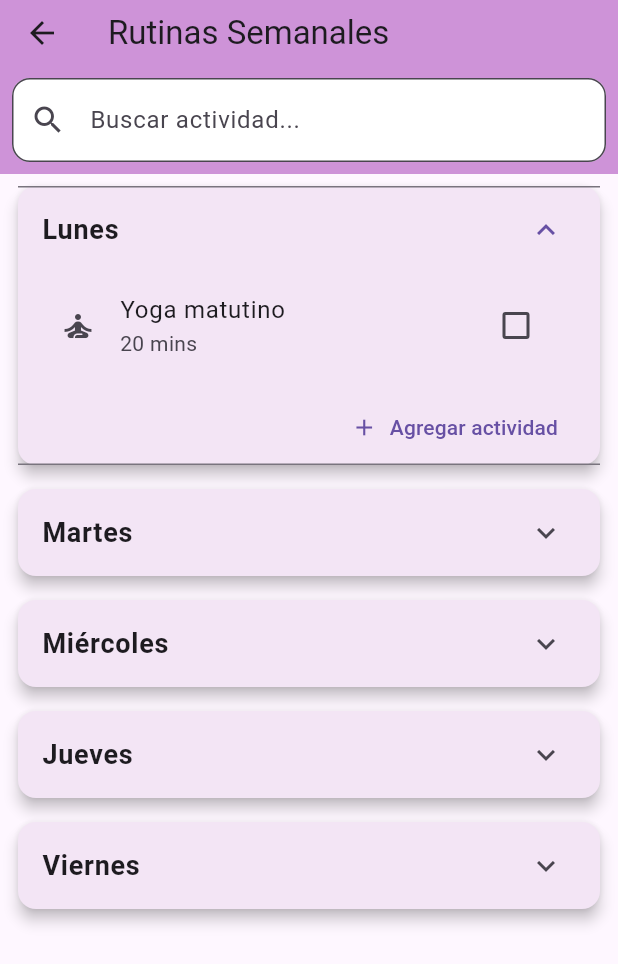
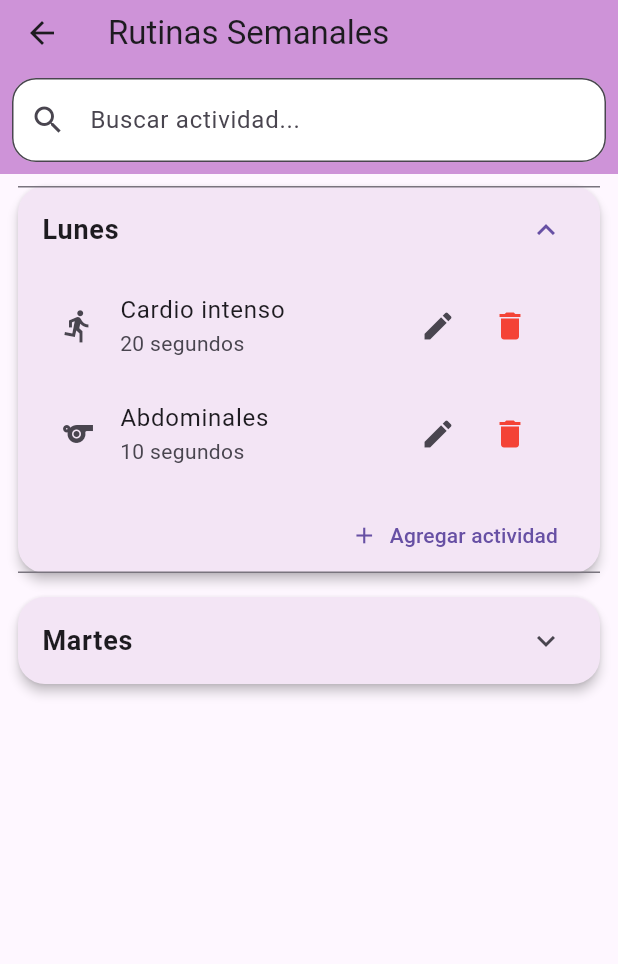
Before and after one commit to AraMirta/FitControl, a Flutter app: the WorkoutsScreen screen opened by its route, after a tap on "Lunes", on a phone screen of 412 x 824 dp. Shown: the top 964 px of the screen. Run offline on Flutter 3.47's test engine with Material 3 defaults, Android fonts, the light colour scheme and no system bars; our stand-ins replace fl_chart, shared_preferences, table_calendar; accounts and stored records are empty.

Commit message:
Refactorizar modelos y pantallas para mejorar la gestión de rutinas y actividades de entrenamiento y recetas

```diff
--- a/lib/models/local_data.dart
+++ b/lib/models/local_data.dart
@@ -1,78 +1,64 @@
-class Recipe {
-  final String name;
-  final String ingredients;
-  final String day; // Ej: "Lunes"
+class Workout {
+  String name;
+  int duration; // minutos
 
-  Recipe({required this.name, required this.ingredients, required this.day});
-}
-
-class Workout {
-  final String name;
-  final String duration;
-  final String day;
-  bool completed;
-
-
-  Workout({required this.name,
-          required this.duration,
-          required this.day,
-          this.completed = false});
+  Workout({required this.name, required this.duration});
 }
 
 class DayRoutine {
-  final String day; // "Lunes", "Martes", ...
+  String day;
   List<Workout> activities;
 
-
-  DayRoutine({required this.day, List<Workout>? activities})
-      : activities = activities ?? [];
+  DayRoutine({
+    required this.day,
+    required this.activities,
+  });
 }
 
+class Recipe {
+  String name;
+  String day;
+  String ingredients;
 
-List<DayRoutine> dayRoutinesFromWorkouts(List<Workout> workoutsList) {
-  final Map<String, List<Workout>> map = {};
-  for (final w in workoutsList) {
-    map.putIfAbsent(w.day, () => []).add(w);
-  }
-  final result = <DayRoutine>[];
-  // Si querés un orden fijo:
-  final order = ['Lunes','Martes','Miércoles','Jueves','Viernes','Sábado','Domingo'];
-  for (final d in order) {
-    final acts = map[d] ?? [];
-    if (acts.isNotEmpty) result.add(DayRoutine(day: d, activities: acts));
-  }
-  // Agregar días que no estén en el order
-  for (final entry in map.entries) {
-    if (!order.contains(entry.key)) result.add(DayRoutine(day: entry.key, activities: entry.value));
-  }
-  return result;
+  Recipe({
+    required this.name,
+    required this.day,
+    required this.ingredients,
+  });
 }
+// Lista de actividades para seleccionar
+final List<String> availableWorkouts = [
+  "Cardio ligero",
+  "Cardio intenso",
+  "Fuerza tren superior",
+  "Fuerza tren inferior",
+  "HIIT",
+  "Funcional",
+  "Abdominales",
+  "Yoga",
+  "Estiramientos"
+];
+
+// Duraciones disponibles
+final List<int> availableDurations = [5, 10, 15, 20, 25, 30];
+
+// Rutinas de ejemplo
+final List<DayRoutine> sampleDayRoutines = [
+  DayRoutine(day: "Lunes", activities: [
+    Workout(name: "Cardio intenso", duration: 20),
+    Workout(name: "Abdominales", duration: 10),
+  ]),
+  DayRoutine(day: "Martes", activities: [
+    Workout(name: "Fuerza tren inferior", duration: 25),
+  ]),
+];
 
 
-final List<DayRoutine> sampleDayRoutines = dayRoutinesFromWorkouts(workouts);
-
-
-class User {
-  final String name;
-  final double weight;
-  final String goal; // "habitos", "ejercicio", "peso"
-
-  User({required this.name, required this.weight, required this.goal});
-}
-
-// Datos de ejemplo: recetas
-final List<Recipe> recipes = [
+//datos ejemplos de recetas.
+final List<Recipe> sampleRecipes = [
   Recipe(name: "Ensalada de quinoa", ingredients: "Quinoa, espinaca, tomate, aguacate", day: "Lunes"),
   Recipe(name: "Smoothie verde", ingredients: "Espinaca, plátano, leche de almendras", day: "Martes"),
   Recipe(name: "Bowl de avena", ingredients: "Avena, leche, frutos rojos, miel", day: "Miércoles"),
   Recipe(name: "Pollo al horno", ingredients: "Pechuga de pollo, limón, romero, papas", day: "Jueves"),
   Recipe(name: "Sopa de lentejas", ingredients: "Lentejas, zanahoria, cebolla, ajo", day: "Viernes"),
 ];
-// Datos de ejemplo: entrenamientos
-final List<Workout> workouts = [
-  Workout(name: "Yoga matutino", duration: "20 mins", day: "Lunes"),
-  Workout(name: "Cardio intenso", duration: "30 mins", day: "Martes"),
-  Workout(name: "Pesas y resistencia", duration: "45 mins", day: "Miércoles"),
-  Workout(name: "Pilates", duration: "30 mins", day: "Jueves"),
-  Workout(name: "Estiramientos", duration: "15 mins", day: "Viernes"),
-];
--- a/lib/screens/recipes_screen.dart
+++ b/lib/screens/recipes_screen.dart
@@ -10,9 +10,9 @@
       backgroundColor: const Color(0xFFF3E5F5), // Lavanda
       appBar: AppBar(title: const Text("Recetas Saludables"), backgroundColor: Colors.deepPurple, ),
       body: ListView.builder(
-        itemCount: recipes.length,
+        itemCount: sampleRecipes.length,
         itemBuilder: (ctx, index) {
-          final recipe = recipes[index];
+          final recipe = sampleRecipes[index];
 
            return Card(
             elevation: 4,
--- a/lib/screens/workouts_screen.dart
+++ b/lib/screens/workouts_screen.dart
@@ -3,10 +3,8 @@
 import '../models/local_data.dart';
 import '../services/data_service.dart';
 
-
 class WorkoutsScreen extends StatefulWidget {
   const WorkoutsScreen({Key? key}) : super(key: key);
-
 
   @override
   State<WorkoutsScreen> createState() => _WorkoutsScreenState();
@@ -17,6 +15,22 @@
   TextEditingController searchCtrl = TextEditingController();
   List<DayRoutine> filteredRoutines = [];
 
+  // Lista fija de ejercicios predefinidos
+  final List<String> availableExercises = [
+    "Sentadillas",
+    "Abdominales",
+    "Burpees",
+    "Plancha",
+    "Zancadas",
+    "Flexiones",
+    "Mountain Climbers",
+    "Salto de cuerda",
+    "HIIT",
+    "Funcional",
+  ];
+
+  // Duración fija
+  final List<int> availableDurations = [30, 45, 60, 90, 120];
 
   @override
   void initState() {
@@ -24,8 +38,8 @@
     dayRoutines = DataService.getAll();
     filteredRoutines = dayRoutines;
     searchCtrl.addListener(_filterRoutines);
+  }
 
-  }
   void _filterRoutines() {
     final query = searchCtrl.text.toLowerCase();
 
@@ -33,15 +47,18 @@
       if (query.isEmpty) {
         filteredRoutines = dayRoutines;
       } else {
-      filteredRoutines = dayRoutines.map((r) {
-        final activities = r.activities.where((a) =>
-            a.name.toLowerCase().contains(query)).toList();
+        filteredRoutines = dayRoutines
+            .map((r) {
+              final activities = r.activities
+                  .where((a) => a.name.toLowerCase().contains(query))
+                  .toList();
               return DayRoutine(day: r.day, activities: activities);
-      }).where((r) => r.activities.isNotEmpty).toList();
+            })
+            .where((r) => r.activities.isNotEmpty)
+            .toList();
       }
     });
   }
-
 
   @override
   Widget build(BuildContext context) {
@@ -60,7 +77,9 @@
                 prefixIcon: const Icon(Icons.search),
                 filled: true,
                 fillColor: Colors.white,
-                border: OutlineInputBorder(borderRadius: BorderRadius.circular(12)),
+                border: OutlineInputBorder(
+                  borderRadius: BorderRadius.circular(16),
+                ),
               ),
             ),
           ),
@@ -71,57 +90,61 @@
         itemCount: filteredRoutines.length,
         itemBuilder: (context, dayIndex) {
           final dayRoutine = filteredRoutines[dayIndex];
+
           return Card(
             color: Colors.purple.shade50,
-            elevation: 4,
+            elevation: 3,
             margin: const EdgeInsets.symmetric(horizontal: 12, vertical: 8),
+            shape: RoundedRectangleBorder(
+              borderRadius: BorderRadius.circular(18),
+            ),
             child: ExpansionTile(
-              title: Text(dayRoutine.day, style: const TextStyle(fontWeight: FontWeight.bold, fontSize: 18)),
+              title: Text(
+                dayRoutine.day,
+                style: const TextStyle(
+                    fontWeight: FontWeight.bold, fontSize: 18),
+              ),
               children: [
                 Padding(
                   padding: const EdgeInsets.symmetric(horizontal: 12.0),
                   child: Column(
                     children: [
-                      // Lista de actividades del día
+                      // Lista de actividades
                       ...List.generate(dayRoutine.activities.length, (index) {
                         final a = dayRoutine.activities[index];
-                        return Dismissible(
-                          key: Key('${dayRoutine.day}_${a.name}_$index'),
-                          direction: DismissDirection.endToStart,
-                          background: Container(
-                            color: Colors.red,
-                            alignment: Alignment.centerRight,
-                            padding: const EdgeInsets.symmetric(horizontal: 16),
-                            child: const Icon(Icons.delete_forever, color: Colors.white),
+                        return ListTile(
+                          leading: Icon(_getWorkoutIcon(a.name)),
+                          title: Text(a.name),
+                          subtitle: Text("${a.duration} segundos"),
+                          trailing: Row(
+                            mainAxisSize: MainAxisSize.min,
+                            children: [
+                              IconButton(
+                                icon: const Icon(Icons.edit),
+                                onPressed: () =>
+                                    _onEditActivityPressed(dayRoutine.day, a),
                               ),
-                          onDismissed: (_) {
-                            setState(() {
-                              DataService.removeActivity(dayRoutine.day, a);
-                              dayRoutines = DataService.getAll();
-                            });
-                            ScaffoldMessenger.of(context).showSnackBar(
-                                SnackBar(content: Text('Actividad "${a.name}" eliminada.')));
-                          },
-                          child: CheckboxListTile(
-                            value: false, // si querés marcar completada, podés agregar propiedad en Workout
-                            onChanged: (val) {
-                              // Por ahora solo visual; si querés persistir 'completada', agregamos atributo en Workout
-                            },
-                            title: Text('${a.name}'),
-                            subtitle: Text('${a.duration}'),
-                            secondary: Icon(_getWorkoutIcon(a.name)),
+                              IconButton(
+                                icon: const Icon(Icons.delete, color: Colors.red),
+                                onPressed: () =>
+                                    _deleteActivity(dayRoutine.day, a),
+                              ),
+                            ],
                           ),
                         );
                       }),
+
                       const SizedBox(height: 8),
+
                       Align(
                         alignment: Alignment.centerRight,
                         child: TextButton.icon(
-                          onPressed: () => _onAddActivityPressed(dayRoutine.day),
+                          onPressed: () =>
+                              _onAddActivityPressed(dayRoutine.day),
                           icon: const Icon(Icons.add),
-                          label: const Text('Agregar actividad'),
+                          label: const Text("Agregar actividad"),
                         ),
-                      ),
+                      )
                     ],
                   ),
                 ),
@@ -133,53 +156,158 @@
     );
   }
 
-
   IconData _getWorkoutIcon(String name) {
     final n = name.toLowerCase();
     if (n.contains('yoga')) return Icons.self_improvement;
     if (n.contains('cardio')) return Icons.directions_run;
-    if (n.contains('pesas') || n.contains('resistencia')) return Icons.fitness_center;
-    if (n.contains('pilates')) return Icons.accessibility_new;
-    if (n.contains('estirami')) return Icons.accessibility;
+    if (n.contains('pesas') || n.contains('resistencia'))
+      return Icons.fitness_center;
+    if (n.contains('funcional')) return Icons.sports_gymnastics;
+    if (n.contains('hiit')) return Icons.flash_on;
     return Icons.sports;
   }
 
+  // -----------------------------
+  //   AGREGAR ACTIVIDAD
+  // -----------------------------
 
   void _onAddActivityPressed(String day) {
-    final nameCtrl = TextEditingController();
-    final durCtrl = TextEditingController();
+    String? selectedExercise = availableExercises.first;
+    int? selectedDuration = availableDurations.first;
+
     showDialog(
       context: context,
       builder: (ctx) => AlertDialog(
-        title: const Text('Agregar actividad'),
+        title: const Text("Agregar actividad"),
         content: Column(
           mainAxisSize: MainAxisSize.min,
           children: [
-            TextField(controller: nameCtrl, decoration: const InputDecoration(labelText: 'Nombre')),
-            TextField(controller: durCtrl, decoration: const InputDecoration(labelText: 'Duración (ej: 20 mins)'), keyboardType: TextInputType.text),
+            DropdownButtonFormField<String>(
+              value: selectedExercise,
+              decoration: const InputDecoration(labelText: "Ejercicio"),
+              items: availableExercises
+                  .map((e) => DropdownMenuItem(value: e, child: Text(e)))
+                  .toList(),
+              onChanged: (v) => selectedExercise = v,
+            ),
+            const SizedBox(height: 10),
+            DropdownButtonFormField<int>(
+              value: selectedDuration,
+              decoration: const InputDecoration(labelText: "Duración (segundos)"),
+              items: availableDurations
+                  .map((d) => DropdownMenuItem(value: d, child: Text("$d s")))
+                  .toList(),
+              onChanged: (v) => selectedDuration = v,
+            ),
           ],
         ),
         actions: [
-          TextButton(onPressed: () => Navigator.pop(ctx), child: const Text('Cancelar')),
+          TextButton(
+            onPressed: () => Navigator.pop(ctx),
+            child: const Text("Cancelar"),
+          ),
           ElevatedButton(
             onPressed: () {
-              final nombre = nameCtrl.text.trim();
-              final dur = durCtrl.text.trim();
-              if (nombre.isNotEmpty) {
-                final newWorkout = Workout(name: nombre, duration: dur, day: day);
+              final newWorkout = Workout(
+                name: selectedExercise!,
+                duration: selectedDuration!,
+
+              );
+
               setState(() {
                 DataService.addActivity(day, newWorkout);
                 dayRoutines = DataService.getAll();
-                  _filterRoutines(); // <-- refresca el filtro
+                _filterRoutines();
+              });
 
-                });
               Navigator.pop(ctx);
-              }
             },
-            child: const Text('Agregar'),
+            child: const Text("Agregar"),
           ),
         ],
       ),
     );
   }
+
+  // -----------------------------
+  //   EDITAR ACTIVIDAD
+  // -----------------------------
+
+  void _onEditActivityPressed(String day, Workout activity) {
+    String selectedExercise = activity.name;
+    int selectedDuration = activity.duration;
+
+    showDialog(
+      context: context,
+      builder: (ctx) => AlertDialog(
+        title: const Text("Editar actividad"),
+        content: Column(
+          mainAxisSize: MainAxisSize.min,
+          children: [
+            DropdownButtonFormField<String>(
+              value: selectedExercise,
+              decoration: const InputDecoration(labelText: "Ejercicio"),
+              items: availableExercises
+                  .map((e) => DropdownMenuItem(value: e, child: Text(e)))
+                  .toList(),
+              onChanged: (v) => selectedExercise = v!,
+            ),
+            const SizedBox(height: 10),
+            DropdownButtonFormField<int>(
+              value: selectedDuration,
+              decoration: const InputDecoration(labelText: "Duración (segundos)"),
+              items: availableDurations
+                  .map((d) =>
+                      DropdownMenuItem(value: d, child: Text("$d s")))
+                  .toList(),
+              onChanged: (v) => selectedDuration = v!,
+            ),
+          ],
+        ),
+        actions: [
+          TextButton(
+            onPressed: () => Navigator.pop(ctx),
+            child: const Text("Cancelar"),
+          ),
+          ElevatedButton(
+            onPressed: () {
+              DataService.removeActivity(day, activity);
+              DataService.addActivity(
+                day,
+                Workout(
+                  name: selectedExercise,
+                  duration: selectedDuration!,
+
+                ),
+              );
+
+              setState(() {
+                dayRoutines = DataService.getAll();
+                _filterRoutines();
+              });
+
+              Navigator.pop(ctx);
+            },
+            child: const Text("Guardar"),
+          ),
+        ],
+      ),
+    );
   }
+
+  // -----------------------------
+  //   ELIMINAR ACTIVIDAD
+  // -----------------------------
+
+  void _deleteActivity(String day, Workout a) {
+    setState(() {
+      DataService.removeActivity(day, a);
+      dayRoutines = DataService.getAll();
+      _filterRoutines();
+    });
+
+    ScaffoldMessenger.of(context).showSnackBar(
+      SnackBar(content: Text('Actividad "${a.name}" eliminada.')),
+    );
+  }
+}
--- a/lib/services/data_service.dart
+++ b/lib/services/data_service.dart
@@ -1,5 +1,4 @@
 import '../models/local_data.dart';
-
 
 class DataService {
   static List<DayRoutine> getAll() => sampleDayRoutines;
@@ -15,7 +14,7 @@
   // Buscamos la rutina del día correspondiente
   final routine = sampleDayRoutines.firstWhere(
     (r) => r.day == day,
-    orElse: () => DayRoutine(day: day),
+    orElse: () => DayRoutine(day: day, activities:[]),
   );
 
   // Eliminamos la actividad exacta
```
Also changed, not shown: lib/screens/calendar_screen.dart (+9 -7 lines). Lines whose indentation alone changed are shown as unchanged.
